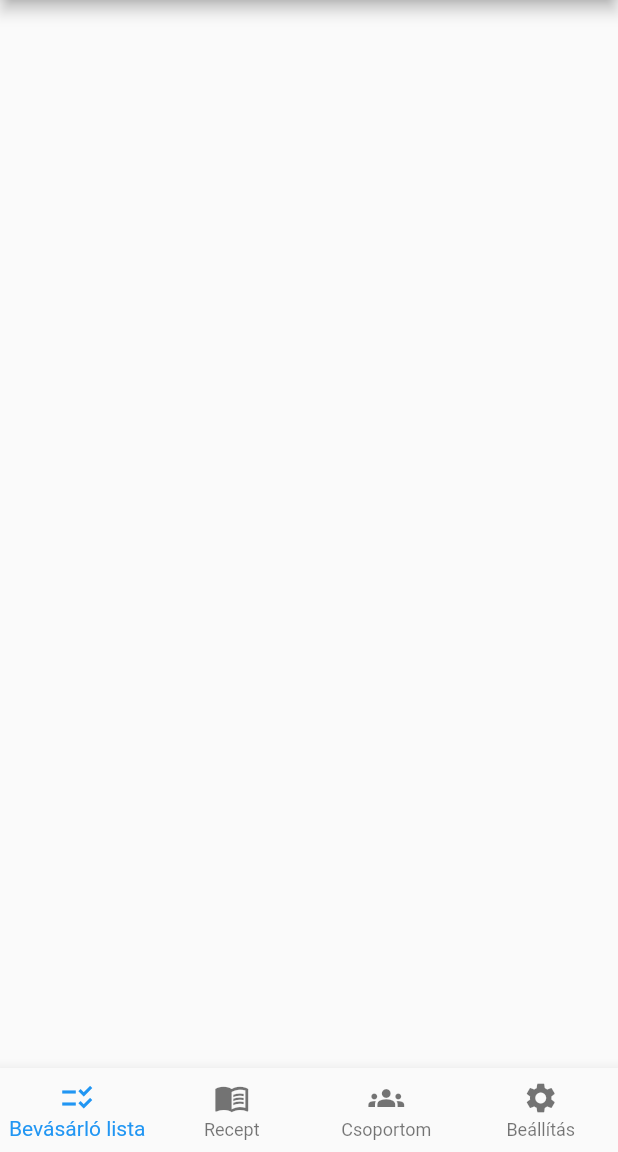
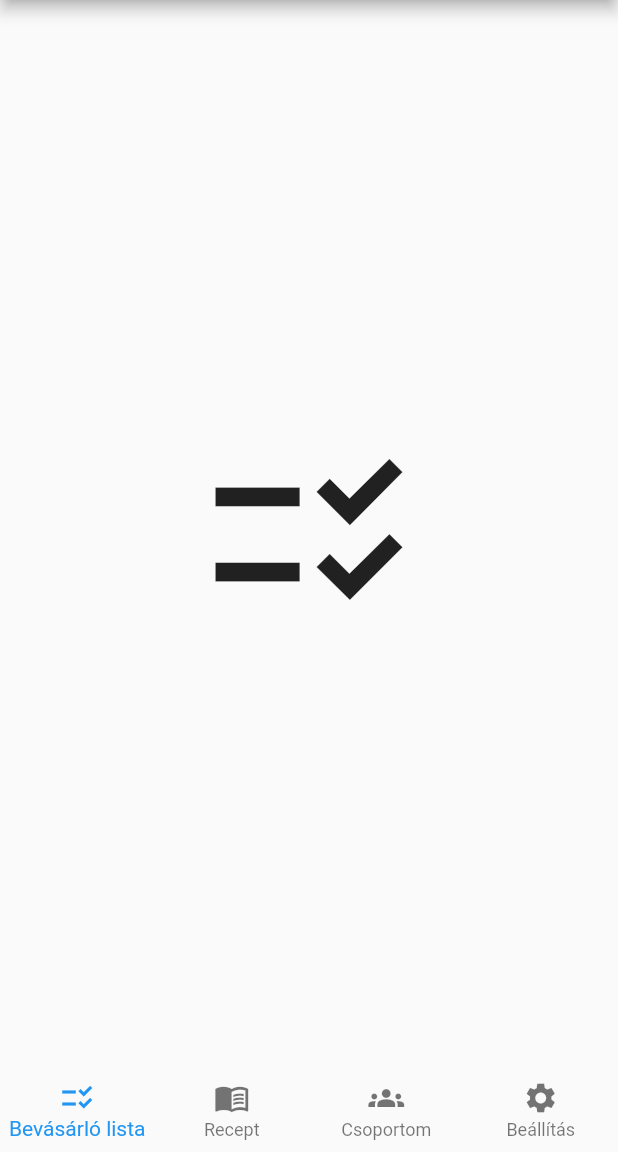
Before and after one commit to narwhal99/bukla_mobile_app, a Flutter app: the HomePage screen opened by its route, on a phone screen of 412 x 824 dp, the part 84-1236 px from its top. Run offline on Flutter 3.47's test engine with Material 2 defaults, Android fonts, the light colour scheme and no system bars; our stand-ins replace flutter_secure_storage; accounts and stored records are empty.

Commit message:
recipes page show in menu

```diff
--- a/lib/home.dart
+++ b/lib/home.dart
@@ -1,4 +1,5 @@
 import 'package:flutter/material.dart';
+import 'recipes.dart';
 
 class HomePage extends StatefulWidget {
   @override
@@ -14,13 +15,33 @@ class _HomePageState extends State<HomePage> {
     });
   }
 
+  static List<Widget> _pages = <Widget>[
+    Icon(
+      Icons.checklist_rtl,
+      size: 150,
+    ),
+    RecipePage(),
+    Icon(
+      Icons.chat,
+      size: 150,
+    ),
+    Icon(
+      Icons.chat,
+      size: 150,
+    ),
+  ];
+
   @override
   Widget build(BuildContext context) {
     return Scaffold(
       appBar: AppBar(
         title: const Text('BottomNavigationBar Demo'),
       ),
+      body: Center(
+        child: _pages.elementAt(_selectedIndex), //New
+      ),
       bottomNavigationBar: BottomNavigationBar(
+        elevation: 0,
         onTap: _onItemTapped,
         currentIndex: _selectedIndex, //
         type: BottomNavigationBarType.fixed,
--- a/lib/recipes.dart
+++ b/lib/recipes.dart
@@ -55,11 +55,6 @@ class _RecipePageState extends State<RecipePage> {
   Widget build(BuildContext context) {
     return MaterialApp(
       home: Scaffold(
-        appBar: AppBar(
-          title: Text(
-            'Bukla cooking',
-          ),
-        ),
         body: FutureBuilder(
           future: fetchAlbum(),
           builder:
```
